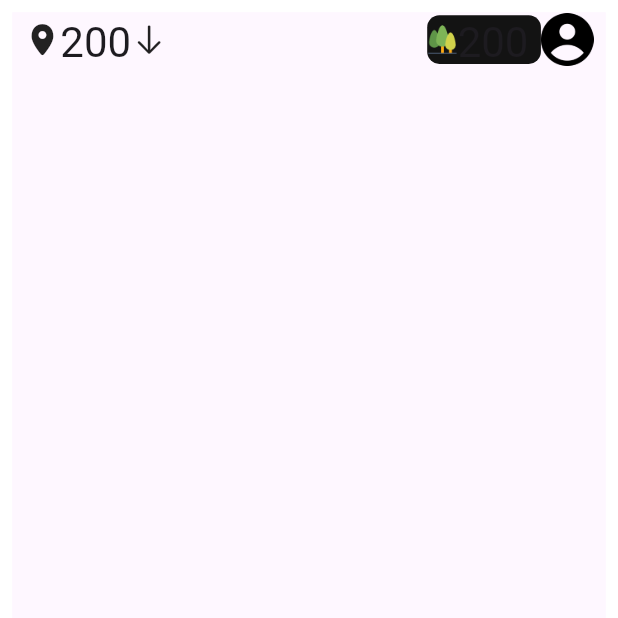
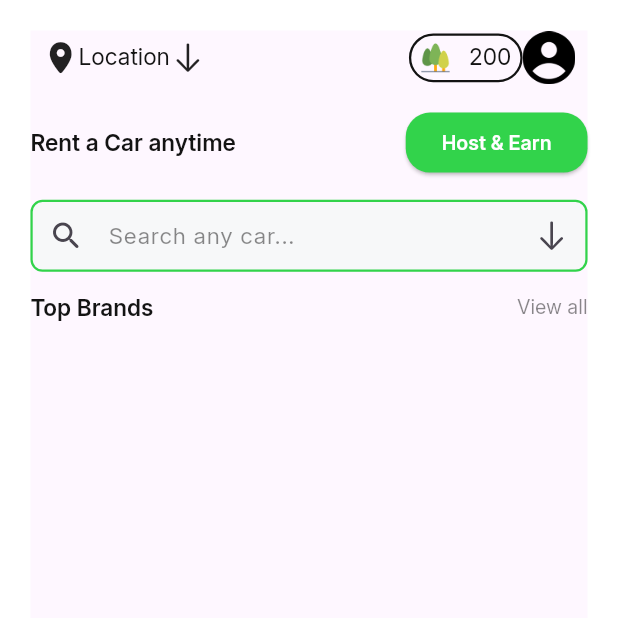
Before and after one commit to Ahmedzagzoug1/car_rental, a Flutter app: the screen it shows after launch, on a phone screen of 412 x 824 dp, the top half of it. Run offline on Flutter 3.47's test engine with Material 3 defaults, Android fonts, the phone set to English and light mode, and no system bars; our stand-ins replace flutter_native_splash, flutter_screenutil.

Commit message:
ADD header of Home  Page

```diff
--- a/lib/core/resources/color_manager.dart
+++ b/lib/core/resources/color_manager.dart
@@ -4,7 +4,9 @@ class ColorManager {
   static Color primary = const Color(0xff32D34B);
   static Color black = const Color(0xff131313);
   static Color Gray = const Color(0xff131313).withOpacity(.5);
-
+//F7F8F9
+  static Color inputBackgroundColor = const Color(0xffF7F8F9);
   static Color white = const Color(0xffFFFFFF);
+  static Color green = const Color(0xff32D34B);
   static Color error = const Color(0xffEB001B);
 }
--- a/lib/core/resources/font_manager.dart
+++ b/lib/core/resources/font_manager.dart
@@ -12,6 +12,7 @@ class FontWeightManager {
 
 class FontSize {
   static const double s12 = 12.0;
+  static const double s13 = 13.0;
   static const double s15 = 15.0;
   static const double s16 = 16.0;
   static const double s17 = 17.0;
--- a/lib/core/resources/theme_manager.dart
+++ b/lib/core/resources/theme_manager.dart
@@ -18,32 +18,41 @@ ThemeData getApplicationTheme() {
       // button theme
       buttonTheme: ButtonThemeData(
           shape: const StadiumBorder(),
-          buttonColor: ColorManager.primary,
+
+        highlightColor: ColorManager.green,
+        focusColor: ColorManager.green,
+        buttonColor: ColorManager.primary,
           ),
       elevatedButtonTheme: ElevatedButtonThemeData(
+
           style: ElevatedButton.styleFrom(
               textStyle: getSemiBoldStyle(
                 color: ColorManager.white,
-                fontSize: FontSize.s17,
+                fontSize: FontSize.s13.sp,
 
               ),
+backgroundColor: ColorManager.green,
+              foregroundColor: ColorManager.white,
               shape: RoundedRectangleBorder(
-                  borderRadius: BorderRadius.circular(FontSize.s12)))),
+                  borderRadius: BorderRadius.circular(AppSize.s16.sp)))),
+
       // text theme
       textTheme: TextTheme(
           headlineLarge: getSemiBoldStyle(
               color: ColorManager.black, fontSize: FontSize.s15.sp),
           headlineMedium:
               getRegularStyle(color: ColorManager.black, fontSize: FontSize.s15.sp),
+displayMedium: getRegularStyle(fontSize: FontSize.s13.sp, color: ColorManager.Gray),
           displayLarge:
               getRegularStyle(color: ColorManager.white, fontSize: FontSize.s12.sp),
-          bodyLarge: getRegularStyle( color: ColorManager.black,fontSize: FontSize.s15.sp),
-          labelMedium: getRegularStyle(color: ColorManager.white,fontSize: FontSize.s15.sp)
+          bodyLarge: getSemiBoldStyle( color: ColorManager.black,fontSize: FontSize.s15.sp),
+          labelMedium: getSemiBoldStyle(color: ColorManager.white,fontSize: FontSize.s15.sp)
           ),
       // input decoration theme (text form field)
 inputDecorationTheme: InputDecorationTheme(
         // content padding
         contentPadding: const EdgeInsets.all(AppPadding.p8),
+
         // hint style
         hintStyle:
             getRegularStyle(color: ColorManager.Gray, fontSize: FontSize.s15),
--- a/lib/features/home/view/pages/home_page.dart
+++ b/lib/features/home/view/pages/home_page.dart
@@ -1,4 +1,7 @@
+import 'package:car_rental/core/resources/color_manager.dart';
+import 'package:car_rental/core/resources/value_manager.dart';
 import 'package:car_rental/features/home/view/widgets/custom_appbar.dart';
+import 'package:flutter/cupertino.dart';
 import 'package:flutter/material.dart';
 import 'package:flutter_screenutil/flutter_screenutil.dart';
 class HomePage extends StatelessWidget {
@@ -6,13 +9,56 @@ class HomePage extends StatelessWidget {
 
   @override
   Widget build(BuildContext context) {
-    return const SafeArea(
+    return  SafeArea(
       child:  RPadding(
-        padding: EdgeInsets.all(8.0),
+        padding:const EdgeInsets.all(AppPadding.p20),
         child: Scaffold(
           body: Column(
+
             children: [
-              CustomAppbar()
+              const  CustomAppbar(),
+              AppSize.s14.verticalSpace,
+              Row(
+                mainAxisAlignment: MainAxisAlignment.spaceBetween,
+                children: [
+                  Text('Rent a Car anytime',style: Theme.of(context).textTheme.headlineLarge,),
+                  ElevatedButton(onPressed: (){
+
+                  },
+
+                    style: Theme.of(context).elevatedButtonTheme.style,
+                  child:const Text('Host & Earn' ,),
+                  ),
+
+                ],
+              ),
+              AppSize.s14.verticalSpace,
+
+              //text field
+
+                 TextField(
+
+                decoration: InputDecoration(
+                    fillColor: ColorManager.inputBackgroundColor,
+filled: true,
+                    hintText: 'Search any car...',
+
+                    prefixIcon:Icon(Icons.search_rounded) ,
+                    suffixIcon: Icon(CupertinoIcons.arrow_down)
+                ),
+              ),
+              AppSize.s14.verticalSpace,
+              //Top Brands
+
+              Row(
+                mainAxisAlignment: MainAxisAlignment.spaceBetween,
+                children: [
+                  Text('Top Brands',style:Theme.of(context).textTheme.headlineLarge ,),
+                  Text('View all',style:Theme.of(context).textTheme.displayMedium ,),
+
+                ],
+              ),
+
             ],
           ),
         ),
--- a/lib/features/home/view/widgets/custom_appbar.dart
+++ b/lib/features/home/view/widgets/custom_appbar.dart
@@ -21,7 +21,7 @@ class CustomAppbar extends StatelessWidget {
             child: Row(
               children: [
 Icon(CupertinoIcons.location_solid),
-                Text('200',style: Theme.of(context).textTheme.headlineMedium,),
+                Text('Location',style: Theme.of(context).textTheme.headlineMedium,),
                 Icon(CupertinoIcons.arrow_down)
               ],
             ),
@@ -35,13 +35,13 @@ Icon(CupertinoIcons.location_solid),
                 width: 69.w,
                 height: 32.h,
                    decoration: BoxDecoration(
-                     borderRadius: BorderRadius.circular(AppSize.s8.r),
-                     boxShadow:[
-                       BoxShadow(color: ColorManager.black,
-                           offset: Offset(0, 0))
-        ]
+                     border:Border.all(color: ColorManager.black,width: AppSize.s1_5.r,
+                     ),
+                     borderRadius: BorderRadius.circular(AppSize.s16.r),
+
                    ),
                    child: Row(
+                     mainAxisAlignment: MainAxisAlignment.spaceAround,
                      children: [
                        Image.asset(ImageAssets.tree,height: 20.r,width: 20.r,
                        ),
--- a/lib/main.dart
+++ b/lib/main.dart
@@ -5,6 +5,8 @@ import 'package:car_rental/features/home/view/pages/home_page.dart';
 import 'package:flutter/material.dart';
 import 'package:flutter_native_splash/flutter_native_splash.dart';
 import 'package:flutter_screenutil/flutter_screenutil.dart';
+
+import 'core/resources/theme_manager.dart';
 void main() {
   WidgetsBinding widgetsBinding = WidgetsFlutterBinding.ensureInitialized();
   FlutterNativeSplash.preserve(widgetsBinding: widgetsBinding);
@@ -33,8 +35,9 @@ class _MyAppState extends State<MyApp> {
   }
   @override
   Widget build(BuildContext context) {
-    return const MaterialApp(
+    return  MaterialApp(
       title: 'Flutter Demo',
+      theme: getApplicationTheme(),
       home: HomePage(),
     );
   }
```
Also changed, not shown: lib/features/home/top_brand_model.dart (added, +12 -0 lines), lib/features/home/view/widgets/BrandWidget.dart (added, +16 -0 lines), lib/features/home/view/widgets/custom_top_brand_list.dart (added, +16 -0 lines).
